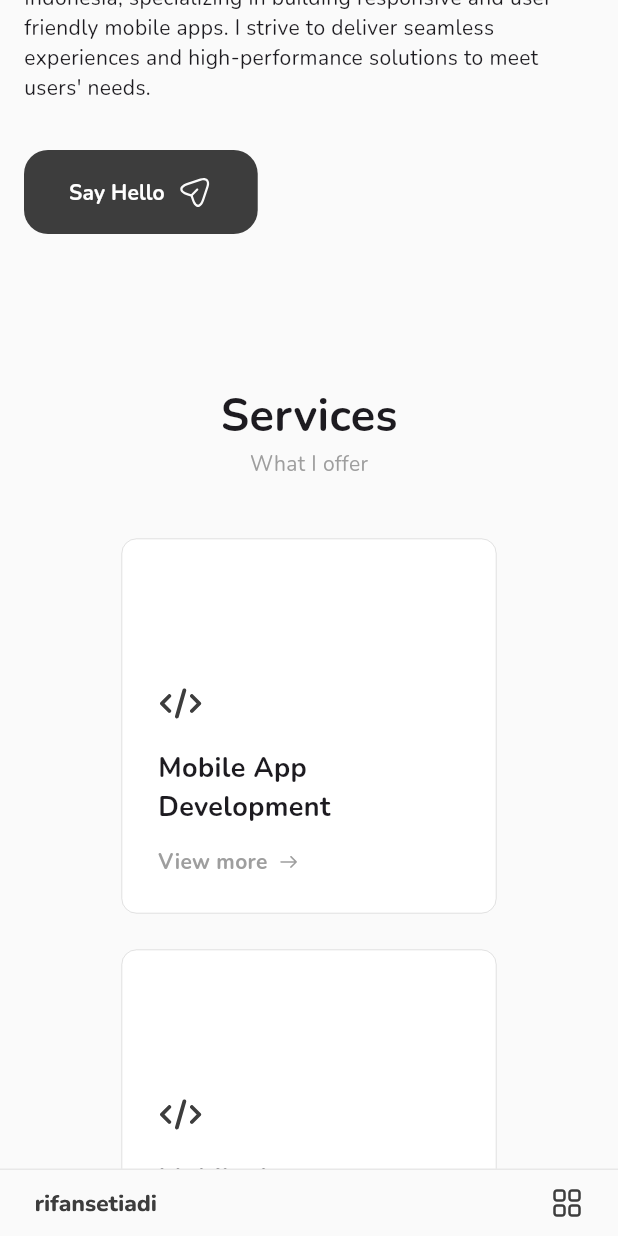
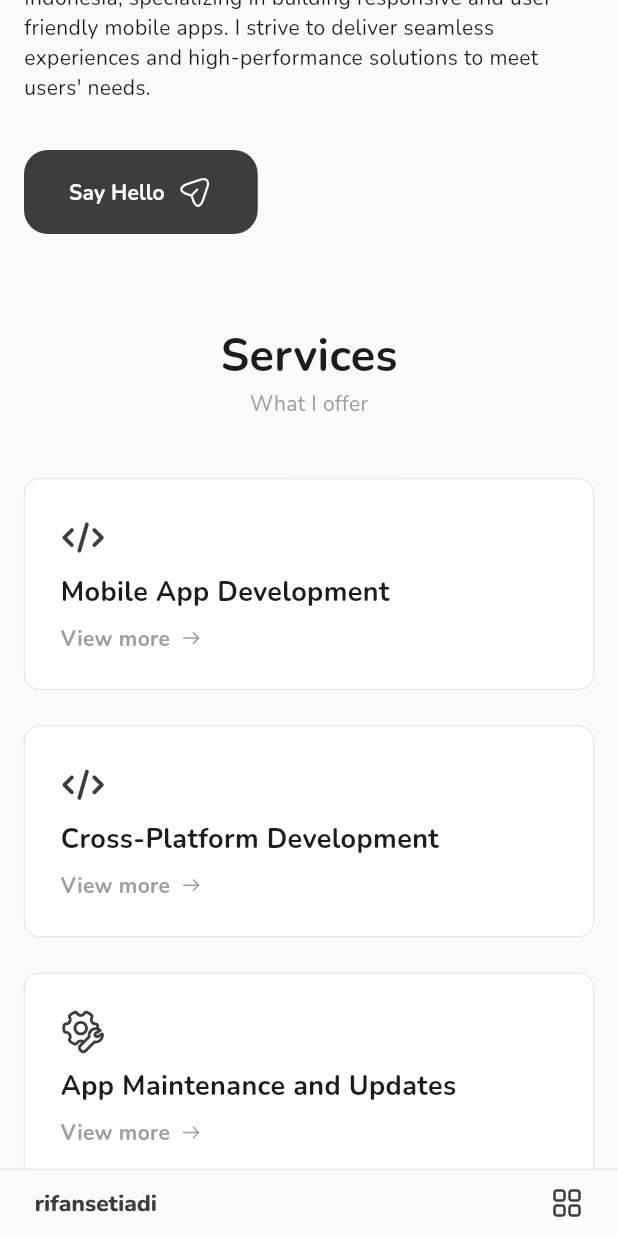
Before and after one commit to rifanstd/rifan-portfolio-flutter, a Flutter app: the screen it shows after launch, scrolled down 576 dp, on a phone screen of 412 x 824 dp. Run offline on Flutter 3.47's test engine with Material 3 defaults, Android fonts, the light colour scheme and no system bars; our stand-ins replace animate_do, flutter_svg, get, google_fonts, lottie, url_strategy; statements that could not run were skipped.

Commit message:
service section almost done

```diff
--- /dev/null
+++ b/assets/json/service_data.json
@@ -0,0 +1,69 @@
+{
+  "data": [
+    {
+      "id": 1,
+      "title": "Mobile App Development",
+      "description": "I specialize in developing high-quality mobile applications tailored to meet your specific needs. Whether it's for Android or iOS, I bring your ideas to life with precision and creativity.",
+      "icon_path": "assets/svg/tiny_code.svg",
+      "details": [
+        "Native app development for Android (Kotlin/Java).",
+        "Native app development for iOS (Swift).",
+        "Scalable and performance-oriented mobile apps.",
+        "Custom UI/UX design tailored for target audiences.",
+        "Deployment-ready applications."
+      ]
+    },
+    {
+      "id": 2,
+      "title": "Cross-Platform Development",
+      "description": "With cross-platform development, I ensure your app runs seamlessly on both Android and iOS, reducing development time and costs without compromising quality.",
+      "icon_path": "assets/svg/tiny_code.svg",
+      "details": [
+        "Development using Flutter or React Native.",
+        "Unified codebase for faster delivery.",
+        "Consistent design and performance across platforms.",
+        "Integration of platform-specific features.",
+        "Support for updates and scalability."
+      ]
+    },
+    {
+      "id": 3,
+      "title": "App Maintenance and Updates",
+      "description": "I provide ongoing support to keep your app secure, bug-free, and compatible with the latest OS updates, ensuring the best user experience.",
+      "icon_path": "assets/svg/gear.svg",
+      "details": [
+        "Bug fixes and troubleshooting.",
+        "Adding new features and functionalities.",
+        "Updating apps for new OS versions.",
+        "App performance monitoring and optimization.",
+        "Regular technical support and consultation."
+      ]
+    },
+    {
+      "id": 4,
+      "title": "API Integration",
+      "description": "I help integrate your application with robust APIs to enhance its functionality and provide seamless communication between different systems.",
+      "icon_path": "assets/svg/puzzle.svg",
+      "details": [
+        "RESTful API integration.",
+        "Third-party service integration (e.g., Firebase, Stripe, or payment gateways).",
+        "Secure and efficient API implementations.",
+        "Custom API development tailored to app needs.",
+        "Real-time data synchronization."
+      ]
+    },
+    {
+      "id": 5,
+      "title": "App Deployment",
+      "description": "I handle the entire deployment process, ensuring your app is live and accessible on major app stores with all required optimizations.",
+      "icon_path": "assets/svg/rocket.svg",
+      "details": [
+        "App Store and Google Play Store submissions.",
+        "App Store Optimization (ASO).",
+        "Compliance with app store guidelines.",
+        "Testing and debugging for deployment readiness.",
+        "Post-deployment support."
+      ]
+    }
+  ]
+}
--- /dev/null
+++ b/lib/app/core/values/app_json.dart
@@ -0,0 +1,5 @@
+class AppJson {
+  AppJson._();
+
+  static const String serviceData = "assets/json/service_data.json";
+}
--- /dev/null
+++ b/lib/app/core/values/app_lottie.dart
@@ -0,0 +1,5 @@
+class AppLottie {
+  AppLottie._();
+
+  static const String rabbit = "assets/lottie/rabbit.json";
+}
--- a/lib/app/data/models/service_model.dart
+++ b/lib/app/data/models/service_model.dart
@@ -10,4 +10,13 @@ class ServiceModel {
     required this.iconPath,
     required this.details,
   });
+
+  factory ServiceModel.fromJson(Map<String, dynamic> json) {
+    return ServiceModel(
+      id: json['id'].toString(),
+      title: json['title'].toString(),
+      iconPath: json['icon_path'].toString(),
+      details: List<String>.from(json['details']),
+    );
+  }
 }
--- a/lib/app/modules/home/bindings/home_binding.dart
+++ b/lib/app/modules/home/bindings/home_binding.dart
@@ -1,4 +1,5 @@
 import 'package:get/get.dart';
+import 'package:portfolio/app/data/repositories/service_repository.dart';
 
 import '../controllers/home_controller.dart';
 
@@ -8,5 +9,6 @@ class HomeBinding extends Bindings {
     Get.lazyPut<HomeController>(
       () => HomeController(),
     );
+    Get.lazyPut(() => ServiceRepository());
   }
 }
--- a/lib/app/modules/home/views/home_view.dart
+++ b/lib/app/modules/home/views/home_view.dart
@@ -1,7 +1,12 @@
+import 'package:animate_do/animate_do.dart';
 import 'package:flutter/material.dart';
+import 'package:flutter_svg/svg.dart';
 import 'package:get/get.dart';
+import 'package:lottie/lottie.dart';
 import 'package:portfolio/app/core/utils/screen_utils.dart';
 import 'package:portfolio/app/core/utils/ui_utils.dart';
+import 'package:portfolio/app/core/values/app_icons.dart';
+import 'package:portfolio/app/core/values/app_lottie.dart';
 import 'package:portfolio/app/modules/home/views/sections/bottom_menu.dart';
 import 'package:portfolio/app/modules/home/views/sections/jumbotron.dart';
 import 'package:portfolio/app/modules/home/views/sections/navbar.dart';
@@ -17,20 +22,24 @@ class HomeView extends GetView<HomeController> {
 
     return Scaffold(
       body: SelectionArea(
-        child: ConstrainedBox(
+        child: controller.obx(
+          (state) {
+            return ConstrainedBox(
               constraints:
                   BoxConstraints(minWidth: Get.width, minHeight: Get.height),
               child: Stack(
                 children: [
                   SingleChildScrollView(
                     child: Padding(
-                  padding: EdgeInsets.symmetric(horizontal: horizontalPadding),
+                      padding:
+                          EdgeInsets.symmetric(horizontal: horizontalPadding),
                       child: Column(
                         children: [
                           UIUtils.verticalSpace(
                               ScreenUtils.isLargeScreen(context) ? 200 : 100),
                           const Jumbotron(),
-                      UIUtils.verticalSpace(100),
+                          UIUtils.verticalSpace(
+                              ScreenUtils.isLargeScreen(context) ? 100 : 60),
                           const ServiceSection(),
                           UIUtils.verticalSpace(100),
                         ],
@@ -46,6 +55,32 @@ class HomeView extends GetView<HomeController> {
                     const BottomMenu(),
                 ],
               ),
+            );
+          },
+          onLoading: ConstrainedBox(
+            constraints:
+                BoxConstraints(minHeight: Get.height, minWidth: Get.width),
+            child: Padding(
+              padding: EdgeInsets.symmetric(horizontal: horizontalPadding),
+              child: Column(
+                mainAxisAlignment: MainAxisAlignment.center,
+                crossAxisAlignment: CrossAxisAlignment.center,
+                children: [
+                  FadeInDown(child: SvgPicture.asset(AppIcons.logo)),
+                  UIUtils.verticalSpace(16),
+                  FadeInDown(child: const Text("Tunggu yaa😊")),
+                  UIUtils.verticalSpace(16),
+                  FadeInLeft(
+                    duration: const Duration(seconds: 1),
+                    child: LottieBuilder.asset(
+                      AppLottie.rabbit,
+                      height: 100,
+                    ),
+                  ),
+                ],
+              ),
+            ),
+          ),
         ),
       ),
     );
--- a/lib/app/modules/home/views/sections/service_section.dart
+++ b/lib/app/modules/home/views/sections/service_section.dart
@@ -1,9 +1,10 @@
 import 'package:flutter/material.dart';
+import 'package:get/get.dart';
 import 'package:portfolio/app/core/utils/ui_utils.dart';
-import 'package:portfolio/app/core/values/app_icons.dart';
+import 'package:portfolio/app/modules/home/controllers/home_controller.dart';
 import 'package:portfolio/app/modules/home/views/widgets/service_item_card.dart';
 
-class ServiceSection extends StatelessWidget {
+class ServiceSection extends GetView<HomeController> {
   const ServiceSection({super.key});
 
   @override
@@ -21,11 +22,10 @@ class ServiceSection extends StatelessWidget {
           spacing: 24,
           runSpacing: 24,
           children: List.generate(
-            5,
+            controller.services.length,
             (index) {
-              return const ServiceItemCard(
-                title: "Mobile App Development",
-                iconPath: AppIcons.tinyCode,
+              return ServiceItemCard(
+                service: controller.services.elementAt(index),
               );
             },
           ),
--- a/lib/app/modules/home/views/widgets/service_item_card.dart
+++ b/lib/app/modules/home/views/widgets/service_item_card.dart
@@ -1,24 +1,29 @@
 import 'package:flutter/material.dart';
 import 'package:flutter_svg/svg.dart';
+import 'package:get/get.dart';
 import 'package:portfolio/app/core/styles/app_color.dart';
+import 'package:portfolio/app/core/utils/screen_utils.dart';
 import 'package:portfolio/app/core/utils/ui_utils.dart';
 import 'package:portfolio/app/core/values/app_icons.dart';
+import 'package:portfolio/app/data/models/service_model.dart';
 
 class ServiceItemCard extends StatelessWidget {
-  final String title;
-  final String iconPath;
+  final ServiceModel service;
 
   const ServiceItemCard({
     super.key,
-    required this.title,
-    required this.iconPath,
+    required this.service,
   });
 
   @override
   Widget build(BuildContext context) {
-    return Container(
-      width: 250,
-      height: 250,
+    return InkWell(
+      onTap: () {
+        Get.log("Show Detail Dialog");
+      },
+      child: Container(
+        width: ScreenUtils.isLargeScreen(context) ? 250 : double.infinity,
+        height: ScreenUtils.isLargeScreen(context) ? 250 : null,
         padding: const EdgeInsets.all(24),
         decoration: BoxDecoration(
           color: AppColor.white,
@@ -31,12 +36,13 @@ class ServiceItemCard extends StatelessWidget {
         child: Column(
           crossAxisAlignment: CrossAxisAlignment.start,
           children: [
+            if (ScreenUtils.isLargeScreen(context)) ...[
               Expanded(
                 flex: 3,
                 child: Align(
                   alignment: Alignment.bottomLeft,
                   child: SvgPicture.asset(
-                iconPath,
+                    service.iconPath,
                     width: 30,
                   ),
                 ),
@@ -46,7 +52,7 @@ class ServiceItemCard extends StatelessWidget {
                 child: Align(
                   alignment: Alignment.bottomLeft,
                   child: Text(
-                title,
+                    service.title,
                     style: const TextStyle(
                       fontSize: 18,
                       fontWeight: FontWeight.bold,
@@ -81,7 +87,44 @@ class ServiceItemCard extends StatelessWidget {
                   ),
                 ),
               ),
+            ] else ...[
+              SvgPicture.asset(
+                service.iconPath,
+                width: 30,
+              ),
+              UIUtils.verticalSpace(8),
+              Text(
+                service.title,
+                style: const TextStyle(
+                  fontSize: 18,
+                  fontWeight: FontWeight.bold,
+                ),
+              ),
+              UIUtils.verticalSpace(8),
+              Row(
+                mainAxisAlignment: MainAxisAlignment.start,
+                children: [
+                  const Text(
+                    "View more",
+                    style: TextStyle(
+                      color: Colors.grey,
+                      fontWeight: FontWeight.bold,
+                    ),
+                  ),
+                  UIUtils.horizontalSpace(8),
+                  SvgPicture.asset(
+                    AppIcons.arrowRight,
+                    width: 12,
+                    colorFilter: const ColorFilter.mode(
+                      Colors.grey,
+                      BlendMode.srcIn,
+                    ),
+                  )
                 ],
+              ),
+            ]
+          ],
+        ),
       ),
     );
   }
--- a/pubspec.yaml
+++ b/pubspec.yaml
@@ -40,6 +40,8 @@ dependencies:
   google_fonts: ^6.2.1
   url_launcher: ^6.3.1
   url_strategy: ^0.3.0
+  animate_do: ^3.3.4
+  lottie: ^3.2.0
 
 dev_dependencies:
   flutter_test:
@@ -67,6 +69,8 @@ flutter:
   assets:
     - assets/svg/
     - assets/images/
+    - assets/json/
+    - assets/lottie/
 
   # An image asset can refer to one or more resolution-specific "variants", see
   # https://flutter.dev/to/resolution-aware-images
```
Also changed, not shown: assets/lottie/rabbit.json (added, +1 -0 lines), lib/app/data/repositories/service_repository.dart (+11 -0 lines), lib/app/modules/home/controllers/home_controller.dart (+30 -2 lines), pubspec.lock. Lines whose indentation alone changed are shown as unchanged.
